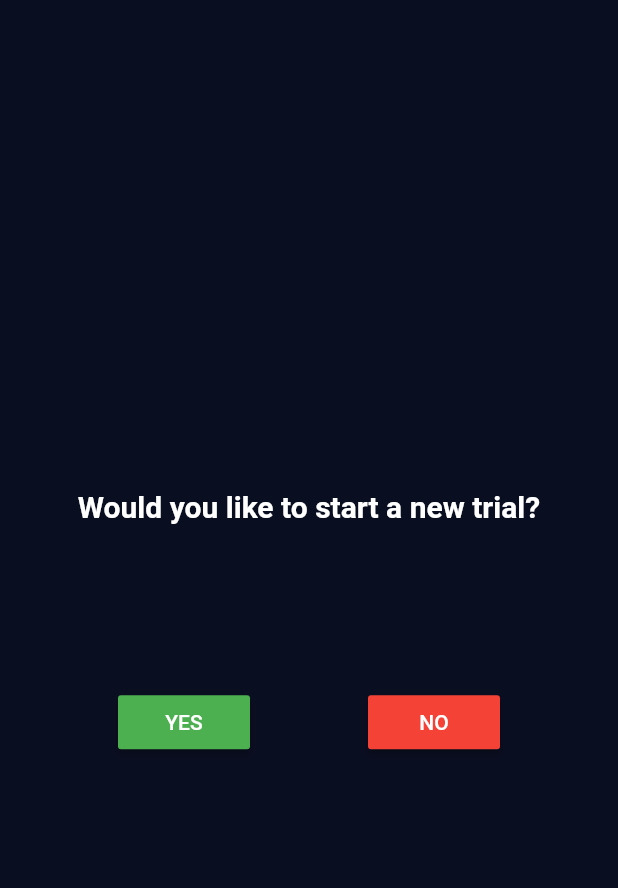
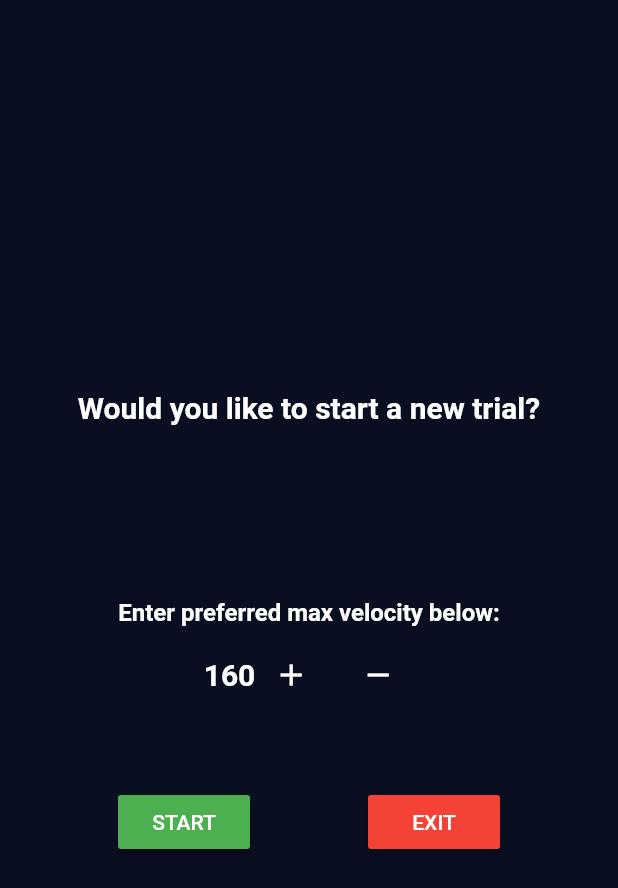
Before and after one commit to florencelarkin/ramp_task, a Flutter app: the screen it shows after launch, after a tap on "BEGIN", on a phone screen of 412 x 824 dp. Shown: the top 888 px of the screen. Run offline on Flutter 3.47's test engine with Material 2 defaults, Android fonts, the phone set to English and light mode, and no system bars; our stand-ins replace sensors; network calls fail.

Commit message:
added field to enter in max velocity for testing

```diff
--- a/lib/car_engine.dart
+++ b/lib/car_engine.dart
@@ -1,10 +1,15 @@
+
+import 'package:flutter/cupertino.dart';
 
 class CarEngine {
+  CarEngine({@required this.maxVelocity});
   double dy = 0.0;
+  double maxVelocity;
+
 
   double getPos (joyStickPos, getCurrentPos) {
     dy = ((-.05 * getCurrentPos) +
-        (joyStickPos * 160.0)) * 0.033;
+        (joyStickPos * maxVelocity)) * 0.033;
     getCurrentPos = dy + getCurrentPos;
     return getCurrentPos;
   }
--- a/lib/continue_trial.dart
+++ b/lib/continue_trial.dart
@@ -1,3 +1,5 @@
+import 'package:driving_task/car_engine.dart';
+
 import 'main_page.dart';
 import 'quit_screen.dart';
 import 'package:flutter/material.dart';
@@ -13,7 +15,7 @@ class ContinuationPage extends StatefulWidget {
 class _ContinuationPageState extends State<ContinuationPage> {
 
   var uuid = Uuid();
-
+  int velocity = 160;
 
 
   Future<Data> _futureData;
@@ -37,19 +39,54 @@ class _ContinuationPageState extends State<ContinuationPage> {
           SizedBox(
             height: 100.0,
           ),
+          Padding(
+            padding: const EdgeInsets.all(8.0),
+            child: Center(
+              child: Text('Enter preferred max velocity below:',
+              style: TextStyle(fontSize: 16.0, fontWeight: FontWeight.bold),),
+            ),
+          ),
+
+          Row(
+            mainAxisAlignment: MainAxisAlignment.center,
+            children: <Widget>[
+              Text(velocity.toString(),
+              style: TextStyle(fontSize: 20.0, fontWeight: FontWeight.bold),),
+              IconButton(
+                icon: Icon(Icons.add),
+                onPressed: (){
+                  setState(() {
+                    velocity++;
+                  });
+                },
+              ),
+              SizedBox(
+                width: 10.0,
+              ),
+              IconButton(
+                icon: Icon(Icons.remove),
+                onPressed: (){
+                  setState(() {
+                    velocity--;
+                  });
+                },
+              ),
+            ],
+          ),
+          SizedBox(height: 50.0),
           Row(
             mainAxisAlignment: MainAxisAlignment.spaceEvenly,
             children: [
               RaisedButton(
                   color: Colors.green,
-                  child: Text('YES'),
+                  child: Text('START'),
                   onPressed: () {
                     _futureData = createData(uuid.v1(), 'data test');
-                    Navigator.push(context, MaterialPageRoute(builder: (context) => MainPage(),),);
+                    Navigator.push(context, MaterialPageRoute(builder: (context) => MainPage(maxVelocity: velocity.toDouble()),),);
               }),
               RaisedButton(
                   color: Colors.red,
-                  child: Text('NO'),
+                  child: Text('EXIT'),
                   onPressed: () {
                     _futureData = createData(uuid.v1(), 'data test');
                     Navigator.push(context, MaterialPageRoute(builder: (context) => QuitPage(),),);
```
Also changed, not shown: lib/main_page.dart (+17 -2 lines).
